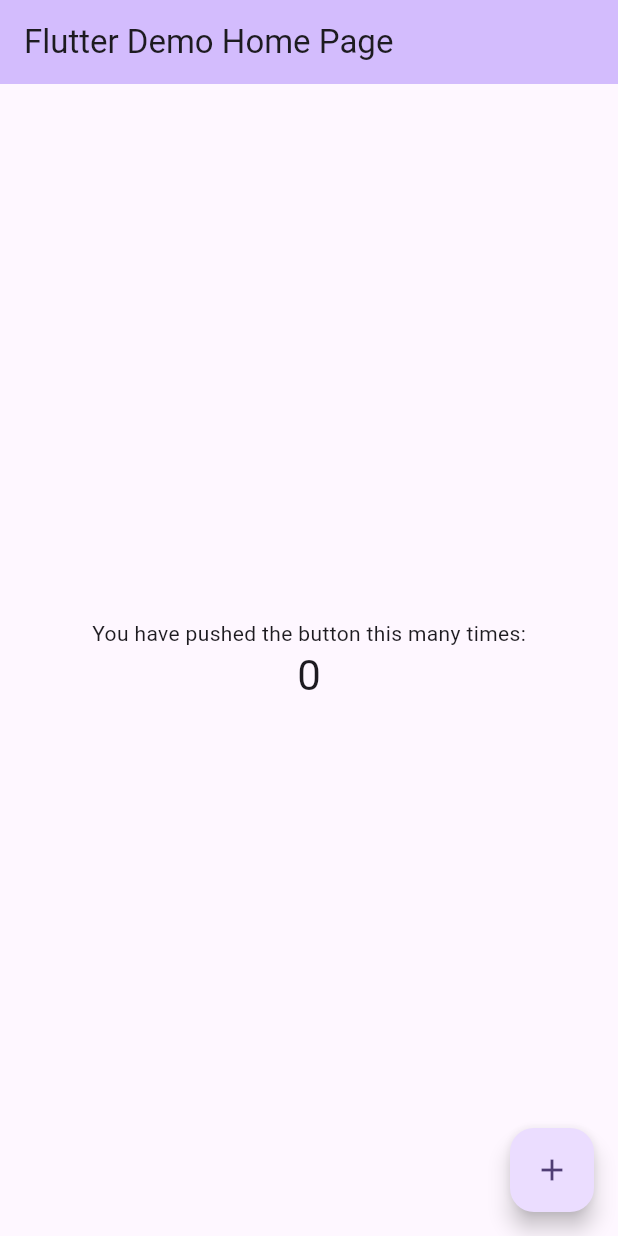
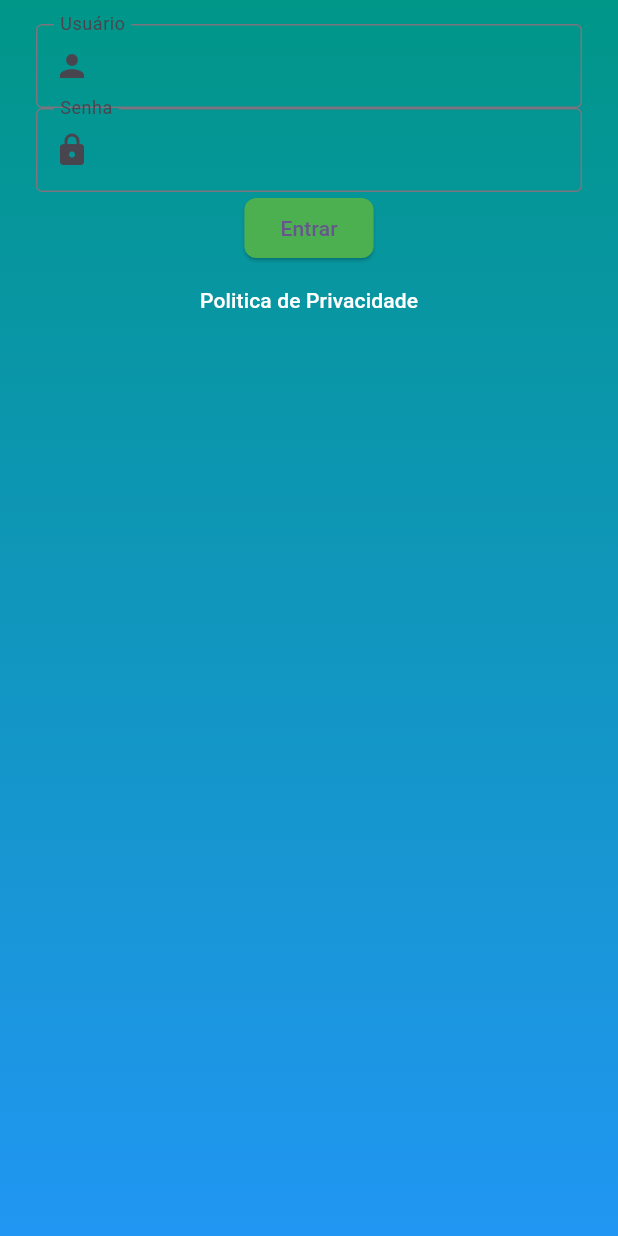
Before and after one commit to MeMacedo/mobxTest, a Flutter app: the screen it shows after launch, on a phone screen of 412 x 824 dp. Run offline on Flutter 3.47's test engine with Material 2 defaults, Android fonts, the phone set to English and light mode, and no system bars.

Commit message:
Create login view prototype

```diff
--- a/app/lib/main.dart
+++ b/app/lib/main.dart
@@ -1,8 +1,12 @@
+import 'package:app/screens/info/info_screen.dart';
+import 'package:app/screens/login/login_screen.dart';
 import 'package:flutter/material.dart';
 
 void main() {
   runApp(const MyApp());
 }
+
+GlobalKey<NavigatorState> navigatorKey = GlobalKey<NavigatorState>();
 
 class MyApp extends StatelessWidget {
   const MyApp({super.key});
@@ -11,115 +15,17 @@ class MyApp extends StatelessWidget {
   @override
   Widget build(BuildContext context) {
     return MaterialApp(
-      title: 'Flutter Demo',
+      navigatorKey: navigatorKey,
+      initialRoute: '/',
+      routes: {
+        '/': (context) => LoginView(),
+        'infos': (context) => const InfoScreen()
+      },
+      title: 'Mobx Test',
       theme: ThemeData(
-        // This is the theme of your application.
-        //
-        // TRY THIS: Try running your application with "flutter run". You'll see
-        // the application has a blue toolbar. Then, without quitting the app,
-        // try changing the seedColor in the colorScheme below to Colors.green
-        // and then invoke "hot reload" (save your changes or press the "hot
-        // reload" button in a Flutter-supported IDE, or press "r" if you used
-        // the command line to start the app).
-        //
-        // Notice that the counter didn't reset back to zero; the application
-        // state is not lost during the reload. To reset the state, use hot
-        // restart instead.
-        //
-        // This works for code too, not just values: Most code changes can be
-        // tested with just a hot reload.
         colorScheme: ColorScheme.fromSeed(seedColor: Colors.deepPurple),
         useMaterial3: true,
       ),
-      home: const MyHomePage(title: 'Flutter Demo Home Page'),
     );
   }
 }
-
-class MyHomePage extends StatefulWidget {
-  const MyHomePage({super.key, required this.title});
-
-  // This widget is the home page of your application. It is stateful, meaning
-  // that it has a State object (defined below) that contains fields that affect
-  // how it looks.
-
-  // This class is the configuration for the state. It holds the values (in this
-  // case the title) provided by the parent (in this case the App widget) and
-  // used by the build method of the State. Fields in a Widget subclass are
-  // always marked "final".
-
-  final String title;
-
-  @override
-  State<MyHomePage> createState() => _MyHomePageState();
-}
-
-class _MyHomePageState extends State<MyHomePage> {
-  int _counter = 0;
-
-  void _incrementCounter() {
-    setState(() {
-      // This call to setState tells the Flutter framework that something has
-      // changed in this State, which causes it to rerun the build method below
-      // so that the display can reflect the updated values. If we changed
-      // _counter without calling setState(), then the build method would not be
-      // called again, and so nothing would appear to happen.
-      _counter++;
-    });
-  }
-
-  @override
-  Widget build(BuildContext context) {
-    // This method is rerun every time setState is called, for instance as done
-    // by the _incrementCounter method above.
-    //
-    // The Flutter framework has been optimized to make rerunning build methods
-    // fast, so that you can just rebuild anything that needs updating rather
-    // than having to individually change instances of widgets.
-    return Scaffold(
-      appBar: AppBar(
-        // TRY THIS: Try changing the color here to a specific color (to
-        // Colors.amber, perhaps?) and trigger a hot reload to see the AppBar
-        // change color while the other colors stay the same.
-        backgroundColor: Theme.of(context).colorScheme.inversePrimary,
-        // Here we take the value from the MyHomePage object that was created by
-        // the App.build method, and use it to set our appbar title.
-        title: Text(widget.title),
-      ),
-      body: Center(
-        // Center is a layout widget. It takes a single child and positions it
-        // in the middle of the parent.
-        child: Column(
-          // Column is also a layout widget. It takes a list of children and
-          // arranges them vertically. By default, it sizes itself to fit its
-          // children horizontally, and tries to be as tall as its parent.
-          //
-          // Column has various properties to control how it sizes itself and
-          // how it positions its children. Here we use mainAxisAlignment to
-          // center the children vertically; the main axis here is the vertical
-          // axis because Columns are vertical (the cross axis would be
-          // horizontal).
-          //
-          // TRY THIS: Invoke "debug painting" (choose the "Toggle Debug Paint"
-          // action in the IDE, or press "p" in the console), to see the
-          // wireframe for each widget.
-          mainAxisAlignment: MainAxisAlignment.center,
-          children: <Widget>[
-            const Text(
-              'You have pushed the button this many times:',
-            ),
-            Text(
-              '$_counter',
-              style: Theme.of(context).textTheme.headlineMedium,
-            ),
-          ],
-        ),
-      ),
-      floatingActionButton: FloatingActionButton(
-        onPressed: _incrementCounter,
-        tooltip: 'Increment',
-        child: const Icon(Icons.add),
-      ), // This trailing comma makes auto-formatting nicer for build methods.
-    );
-  }
-}
--- /dev/null
+++ b/app/lib/screens/login/login_screen.dart
@@ -0,0 +1,136 @@
+import 'package:app/main.dart';
+import 'package:flutter/material.dart';
+import 'package:url_launcher/url_launcher.dart';
+
+String? passwordValidator(String? password) {
+  if (password == null || password.isEmpty) {
+    return 'Sua senha não pode ser vazia.';
+  }
+  final reg = RegExp(r'/\W|_/');
+
+  if (reg.hasMatch(password)) {
+    return 'Caracteres especiais não são permitidos.';
+  }
+
+  if (password.length < 2 || password.length > 20) {
+    return 'Sua senha precisa ter entr 2 e 20 caracteres.';
+  }
+  if (password.endsWith(' ')) {
+    return 'Sua senha não pode terminar com espaço.';
+  }
+  return null;
+}
+
+String? userValidator(String? user) {
+  if (user == null || user.isEmpty) {
+    return 'Seu login não pode ser vazio.';
+  }
+  if (user.length > 20) {
+    return 'Seu login pode ter até 20 caracteres.';
+  }
+  if (user.endsWith(' ')) {
+    return 'Seu login não pode terminar com espaço.';
+  }
+  return null;
+}
+
+class LoginView extends StatelessWidget {
+  LoginView({super.key});
+
+  final GlobalKey<FormState> _formKey = GlobalKey<FormState>();
+
+  TextFormField _getUserName() {
+    return TextFormField(
+      decoration: const InputDecoration(
+        border: OutlineInputBorder(
+          borderRadius: BorderRadius.all(
+            Radius.circular(4),
+          ),
+        ),
+        floatingLabelBehavior: FloatingLabelBehavior.always,
+        labelText: 'Usuário',
+        prefixIcon: Icon(Icons.person),
+      ),
+      validator: userValidator,
+    );
+  }
+
+  TextFormField _getUserPassword() {
+    return TextFormField(
+      decoration: const InputDecoration(
+        floatingLabelBehavior: FloatingLabelBehavior.always,
+        border: OutlineInputBorder(
+          borderRadius: BorderRadius.all(
+            Radius.circular(4),
+          ),
+        ),
+        labelText: 'Senha',
+        prefixIcon: Icon(Icons.lock_rounded),
+      ),
+      validator: passwordValidator,
+    );
+  }
+
+  ElevatedButton _getLoginButton() {
+    return ElevatedButton(
+      style: ElevatedButton.styleFrom(
+        backgroundColor: Colors.green,
+        shape: const RoundedRectangleBorder(
+          borderRadius: BorderRadius.all(
+            Radius.circular(8),
+          ),
+        ),
+      ),
+      onPressed: () {
+        if (_formKey.currentState!.validate()) {
+          navigatorKey.currentState!.pushNamed('infos');
+        }
+      },
+      child: const Text(
+        'Entrar',
+      ),
+    );
+  }
+
+  TextButton _getPrivacyPolicy() {
+    final url = Uri.parse('https://www.google.com');
+
+    return TextButton(
+      onPressed: () {
+        launchUrl(url);
+      },
+      child: const Text(
+        'Politica de Privacidade',
+        style: TextStyle(color: Colors.white),
+      ),
+    );
+  }
+
+  @override
+  Widget build(BuildContext context) {
+    return Container(
+      padding: const EdgeInsets.symmetric(
+        horizontal: 24,
+        vertical: 16,
+      ),
+      decoration: const BoxDecoration(
+          gradient: LinearGradient(
+        begin: Alignment.topCenter,
+        end: Alignment.bottomCenter,
+        colors: [
+          Colors.teal,
+          Colors.blue,
+        ],
+      )),
+      child: Form(
+        key: _formKey,
+        child: Column(children: [
+          _getUserName(),
+          _getUserPassword(),
+          _getLoginButton(),
+          _getPrivacyPolicy(),
+        ]),
+      ),
+    );
+  }
+}
--- a/app/pubspec.yaml
+++ b/app/pubspec.yaml
@@ -35,6 +35,8 @@ dependencies:
   # The following adds the Cupertino Icons font to your application.
   # Use with the CupertinoIcons class for iOS style icons.
   cupertino_icons: ^1.0.2
+  url_launcher: ^6.1.14
+  mobx: ^2.2.1
 
 dev_dependencies:
   flutter_test:
```
Also changed, not shown: app/pubspec.lock.
